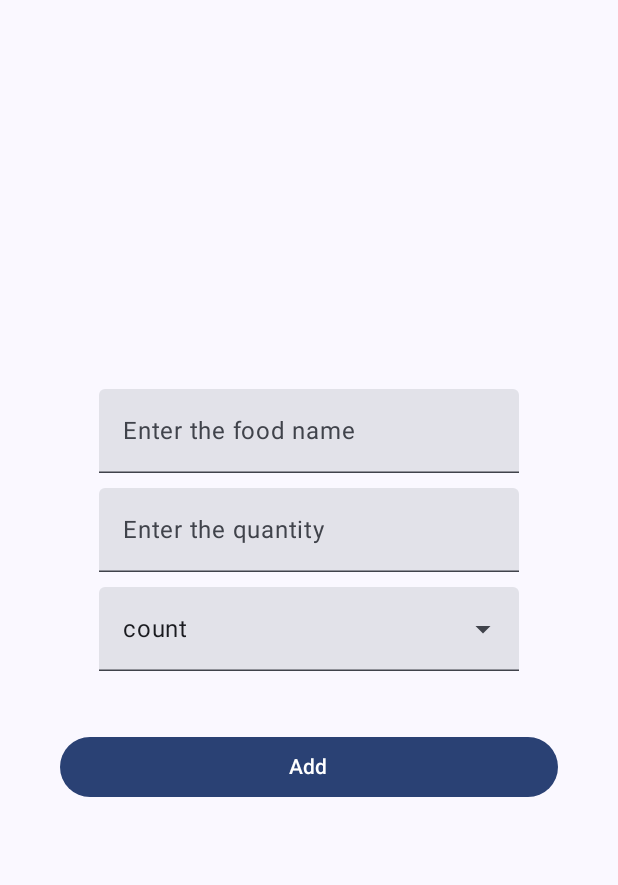
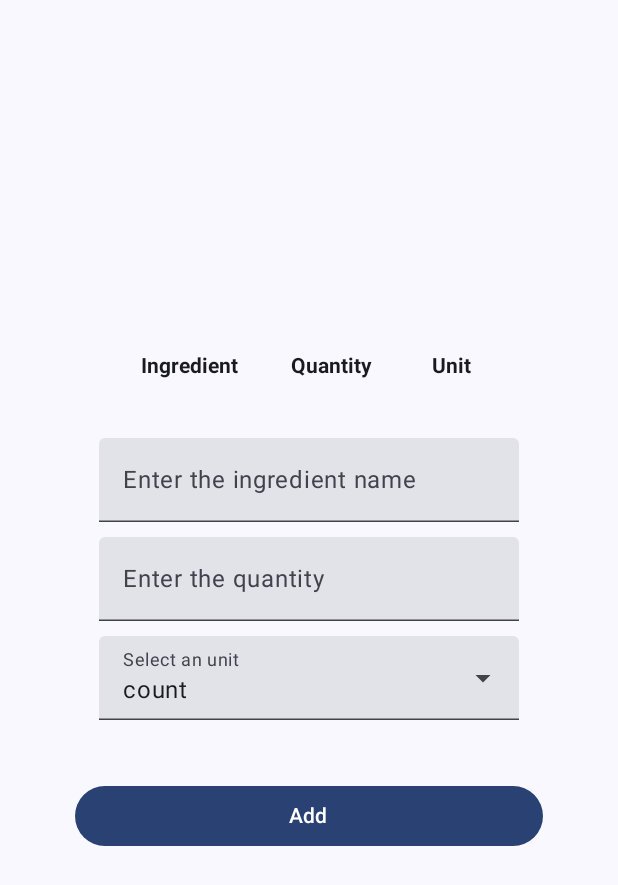
Before and after one commit to Brian-Kwong/FoodScanner, an Android app built with Jetpack Compose: the screen it shows after launch (MainActivity), after a tap on "Add", on a phone screen of 412 x 824 dp. Shown: the top 885 px of the screen. Run offline under Robolectric (Android 15) with nearby library versions, the phone set to English and light mode, and no system bars.

Commit message:
Added input table p2

```diff
--- a/app/build.gradle.kts
+++ b/app/build.gradle.kts
@@ -40,7 +40,9 @@ android {
 }
 
 dependencies {
-    implementation("androidx.lifecycle:lifecycle-viewmodel-compose:2.8.4")
+    implementation(libs.androidx.lifecycle.viewmodel.compose)
+    implementation(libs.ui)
+    implementation(libs.material3)
     implementation(libs.androidx.core.ktx)
     implementation(libs.androidx.lifecycle.runtime.ktx)
     implementation(libs.androidx.activity.compose)
--- a/app/src/main/java/com/zybooks/foodscanner/ui/InputViewModel.kt
+++ b/app/src/main/java/com/zybooks/foodscanner/ui/InputViewModel.kt
@@ -1,5 +1,6 @@
 package com.zybooks.foodscanner.ui
 
+import android.util.Log
 import androidx.compose.runtime.mutableIntStateOf
 import androidx.compose.runtime.mutableStateOf
 import androidx.compose.runtime.remember
@@ -13,4 +14,12 @@ class InputViewModel : ViewModel() {
     val quantity = mutableStateOf("")
     val selectedUnit =  mutableIntStateOf(0)
 
+
+    fun addIngredient() {
+        inputtedIngredients.add(IngredientEntry(foodName.value, quantity.value, availableQuantitation[selectedUnit.value]))
+        foodName.value = ""
+        quantity.value = ""
+        selectedUnit.intValue = 0
+        Log.d("InputViewModel", "addIngredient: $inputtedIngredients")
+    }
 }
--- a/app/src/main/java/com/zybooks/foodscanner/ui/inputScreen.kt
+++ b/app/src/main/java/com/zybooks/foodscanner/ui/inputScreen.kt
@@ -1,11 +1,18 @@
 package com.zybooks.foodscanner.ui
 
 import android.util.Log
+import androidx.compose.foundation.ExperimentalFoundationApi
 import androidx.compose.foundation.layout.Arrangement
+import androidx.compose.foundation.layout.Box
 import androidx.compose.foundation.layout.Column
 import androidx.compose.foundation.layout.Row
+import androidx.compose.foundation.layout.fillMaxSize
 import androidx.compose.foundation.layout.fillMaxWidth
 import androidx.compose.foundation.layout.padding
+import androidx.compose.foundation.layout.width
+import androidx.compose.foundation.lazy.LazyColumn
+import androidx.compose.foundation.lazy.grid.GridCells
+import androidx.compose.foundation.lazy.grid.LazyVerticalGrid
 import androidx.compose.material3.Button
 import androidx.compose.material3.DropdownMenuItem
 import androidx.compose.material3.ExperimentalMaterial3Api
@@ -20,8 +27,11 @@ import androidx.compose.runtime.remember
 import androidx.compose.runtime.setValue
 import androidx.compose.ui.Alignment
 import androidx.compose.ui.Modifier
+import androidx.compose.ui.text.input.KeyboardType
 import androidx.compose.ui.unit.dp
 import androidx.compose.ui.unit.sp
+import androidx.compose.foundation.text.KeyboardOptions
+import androidx.compose.ui.text.style.TextAlign
 import androidx.lifecycle.viewmodel.compose.viewModel
 
 val availableQuantitation = listOf("count","g", "kg", "ml", "l", "oz", "lb")
@@ -31,12 +41,16 @@ fun TextInput(
     value: String,
     onValueChange: (String) -> Unit,
     label: String,
+    numberOnly : Boolean = false,
     modifier: Modifier = Modifier,
 ) {
     TextField(
         value = value,
         onValueChange = onValueChange,
         label = { Text(label) },
+        keyboardOptions = KeyboardOptions.Default.copy(
+            keyboardType = if (numberOnly) KeyboardType.Number else KeyboardType.Text
+        ),
         modifier = modifier,
     )
 }
@@ -47,6 +61,7 @@ fun Dropdown(
     title: String,
     values: List<String>,
     selectedIndex: Int,
+    label: String,
     onItemClick: (Int) -> Unit,
     modifier: Modifier = Modifier
 ){
@@ -65,6 +80,7 @@ fun Dropdown(
             onExpandedChange = { expanded = it },
         ) {
             TextField(
+                label = { Text(label) },
                 value = values[selectedIndex],
                 onValueChange = {},
                 readOnly = true,
@@ -93,27 +109,102 @@ fun Dropdown(
 }
 
 
+@OptIn(ExperimentalFoundationApi::class)
 @Composable
 fun InputTable(modifier: Modifier = Modifier, viewModel: InputViewModel = viewModel()) {
 
+    Column(modifier = modifier.fillMaxWidth().padding(10.dp), verticalArrangement = Arrangement.spacedBy(10.dp), horizontalAlignment = Alignment.CenterHorizontally) {
+    // Table that displays all inputted ingredients
+        Box(modifier = Modifier.fillMaxWidth()) {
+            LazyColumn(
+                modifier = Modifier
+                    .padding(10.dp)
+                    .fillMaxWidth(),
+            ) {
+                stickyHeader {
+                    Row(
+                        modifier = Modifier
+                            .padding(10.dp)
+                            .fillMaxWidth(),
+                        horizontalArrangement = Arrangement.Center,
+                        verticalAlignment = Alignment.CenterVertically
+                    ) {
+                        Text(
+                            text = "Ingredient",
+                            textAlign = TextAlign.Center,
+                            modifier = Modifier.width(120.dp),
+                            style = androidx.compose.ui.text.TextStyle(fontWeight = androidx.compose.ui.text.font.FontWeight.Bold)
+                        )
 
+                        Text(
+                            text = "Quantity",
+                            textAlign = TextAlign.Center,
+                            modifier = Modifier.width(70.dp),
+                            style = androidx.compose.ui.text.TextStyle(fontWeight = androidx.compose.ui.text.font.FontWeight.Bold)
+                        )
+
+                        Text(
+                            text = "Unit",
+                            textAlign = TextAlign.Center,
+                            modifier = Modifier.width(90.dp),
+                            style = androidx.compose.ui.text.TextStyle(fontWeight = androidx.compose.ui.text.font.FontWeight.Bold)
+                        )
+                    }
+                }
+                items(viewModel.inputtedIngredients.size) { index ->
+                    val ingredient = viewModel.inputtedIngredients[index]
+
+                    Row(
+                        modifier = Modifier
+                            .padding(10.dp)
+                            .fillMaxWidth(),
+                        horizontalArrangement = Arrangement.Center,
+                        verticalAlignment = Alignment.CenterVertically
+                    ) {
+                            Text(
+                                text = ingredient.foodName,
+                                textAlign = TextAlign.Center,
+                                modifier = Modifier.width(120.dp)
+                            )
+
+                            Text(
+                                text = ingredient.quantity,
+                                textAlign = TextAlign.Center,
+                                modifier = Modifier.width(70.dp)
+                            )
+
+                            Text(
+                                text = ingredient.unit,
+                                textAlign = TextAlign.Center,
+                                modifier = Modifier.width(90.dp)
+                            )
+                        }
+                }
+            }
+        }
     Column(modifier = modifier.padding(10.dp), verticalArrangement = Arrangement.spacedBy(10.dp), horizontalAlignment = Alignment.CenterHorizontally) {
-        TextInput(value = "", onValueChange = {}, label = "Enter the food name")
-        TextInput(value = "", onValueChange = {}, label = "Enter the quantity")
+        TextInput(value = viewModel.foodName.value, onValueChange = {
+            viewModel.foodName.value = it
+        }, label = "Enter the ingredient name")
+        TextInput(value = viewModel.quantity.value, onValueChange = {
+            viewModel.quantity.value = it
+        }, label = "Enter the quantity", numberOnly = true)
         // Drop down for quantity unit
         Dropdown(
             title = "",
             values = availableQuantitation,
             selectedIndex = viewModel.selectedUnit.intValue,
+            label = "Select an unit",
             onItemClick = {
                 // Update the selected index
-                Log.d("InputTable", "Selected index: $it")
                 viewModel.selectedUnit.intValue = it
             },
             modifier = Modifier
         )
-        Button(modifier = modifier.align(Alignment.CenterHorizontally).fillMaxWidth().padding(30.dp), onClick = {}) {
+        Button(modifier = modifier.align(Alignment.CenterHorizontally).fillMaxWidth().padding(30.dp), onClick = {
+            viewModel.addIngredient()
+        }) {
             Text("Add")
         }
-    }
+    }}
 }
```
Also changed, not shown: gradle/libs.versions.toml (+12 -6 lines), 1 other file.
